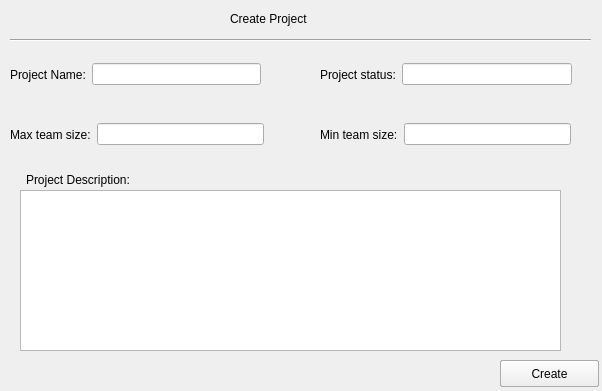
The window that D1/createprojectview.ui (GuelorEmanuel/Team-Tech-Support) describes before a commit, drawn with Qt 5.
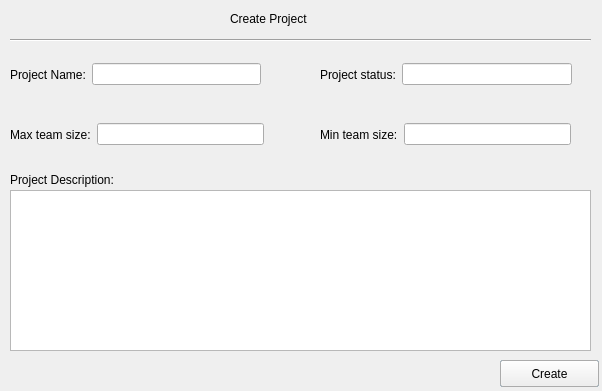
The same window after the commit.

```diff
--- a/D1/createprojectview.ui
+++ b/D1/createprojectview.ui
@@ -26,16 +26,6 @@
     <enum>Qt::Horizontal</enum>
    </property>
   </widget>
-  <widget class="QTextBrowser" name="projectDescriptField">
-   <property name="geometry">
-    <rect>
-     <x>20</x>
-     <y>190</y>
-     <width>541</width>
-     <height>161</height>
-    </rect>
-   </property>
-  </widget>
   <widget class="QLabel" name="dialogTitleLbl">
    <property name="geometry">
     <rect>
@@ -78,7 +68,7 @@
   <widget class="QLabel" name="label_6">
    <property name="geometry">
     <rect>
-     <x>26</x>
+     <x>10</x>
      <y>170</y>
      <width>171</width>
      <height>20</height>
@@ -88,6 +78,16 @@
     <string>Project Description:</string>
    </property>
   </widget>
+  <widget class="QPlainTextEdit" name="plainTextEdit">
+   <property name="geometry">
+    <rect>
+     <x>10</x>
+     <y>190</y>
+     <width>581</width>
+     <height>161</height>
+    </rect>
+   </property>
+  </widget>
   <widget class="QWidget" name="">
    <property name="geometry">
     <rect>
```
Left out of the diff: 2 changed lines with no effect on the pictures.
